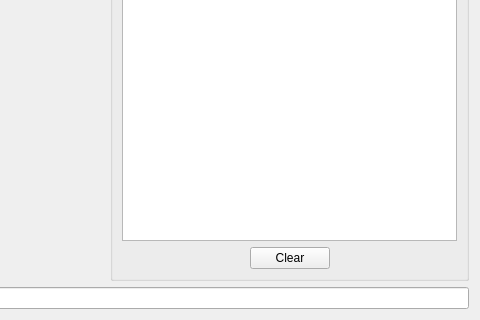
Above: UI/glitch-serial-port-window.ui from textbrowser/glitch before the change; both pictures show x 220 to 700 and y 405 to 725 of the 700 by 725 pixel window. Below: the same form after it.
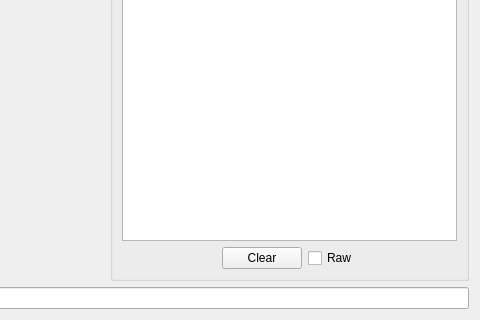
That is the form after the change. Icons and pictures are not drawn.

Commit message: Raw serial data. Separated Serial Port Window instances.

```diff
--- a/UI/glitch-serial-port-window.ui
+++ b/UI/glitch-serial-port-window.ui
@@ -540,6 +540,16 @@
             </property>
            </widget>
           </item>
+          <item>
+           <widget class="QCheckBox" name="raw">
+            <property name="toolTip">
+             <string>&lt;html&gt;&lt;head/&gt;&lt;body&gt;&lt;p&gt;Data will be displayed in the original format.&lt;/p&gt;&lt;/body&gt;&lt;/html&gt;</string>
+            </property>
+            <property name="text">
+             <string>Raw</string>
+            </property>
+           </widget>
+          </item>
           <item>
            <spacer name="horizontalSpacer_4">
             <property name="orientation">
```
Left out of the diff: 2 changed lines with no effect on the pictures. The commit also changes 4 other files.
